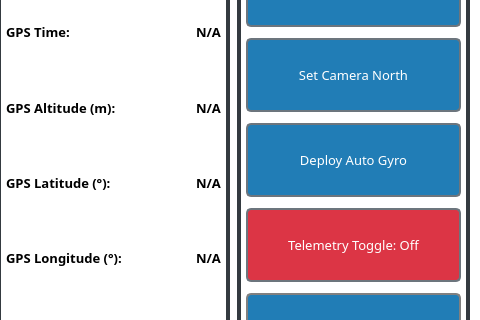
Qt form Ground-Station/gui/ground_station.ui (BradyCason/UCI-CanSat-24-25) before a commit; both pictures show x 493 to 973 and y 403 to 723 of the 973 by 811 pixel window.
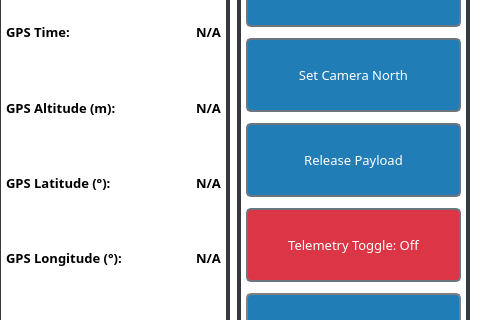
The same form after that commit.

Commit message: Release Payload Button

Patch:
```diff
--- a/Ground-Station/gui/ground_station.ui
+++ b/Ground-Station/gui/ground_station.ui
@@ -1326,7 +1326,7 @@
               <string notr="true"/>
              </property>
              <property name="text">
-              <string>Deploy Auto Gyro</string>
+              <string>Release Payload</string>
              </property>
             </widget>
            </item>
```
Left out of the diff: 2 changed lines with no effect on the pictures. The commit also changes 60 other files.
